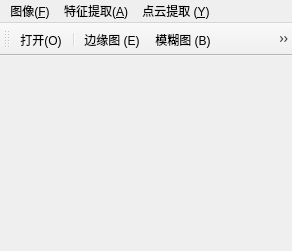
Qt form mainwindow.ui (WHULS/ImageFactory) before a commit.
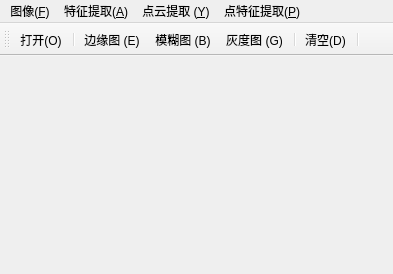
The same form after that commit. Icons and pictures are not drawn.

```diff
--- a/mainwindow.ui
+++ b/mainwindow.ui
@@ -6,8 +6,8 @@
    <rect>
     <x>0</x>
     <y>0</y>
-    <width>292</width>
-    <height>251</height>
+    <width>393</width>
+    <height>274</height>
    </rect>
   </property>
   <property name="windowTitle">
@@ -38,7 +38,7 @@
     <rect>
      <x>0</x>
      <y>0</y>
-     <width>292</width>
+     <width>393</width>
      <height>23</height>
     </rect>
    </property>
@@ -67,9 +67,18 @@
     <addaction name="read_control_point"/>
     <addaction name="calibration"/>
    </widget>
+   <widget class="QMenu" name="menu_P">
+    <property name="title">
+     <string>点特征提取(&amp;P)</string>
+    </property>
+    <addaction name="point_Moravec"/>
+    <addaction name="point_Forstner"/>
+    <addaction name="point_Harris"/>
+   </widget>
    <addaction name="menu_F"/>
    <addaction name="menu"/>
    <addaction name="menu_Y"/>
+   <addaction name="menu_P"/>
   </widget>
   <action name="image_open">
    <property name="checkable">
```
Left out of the diff: 27 changed lines with no effect on the pictures.
